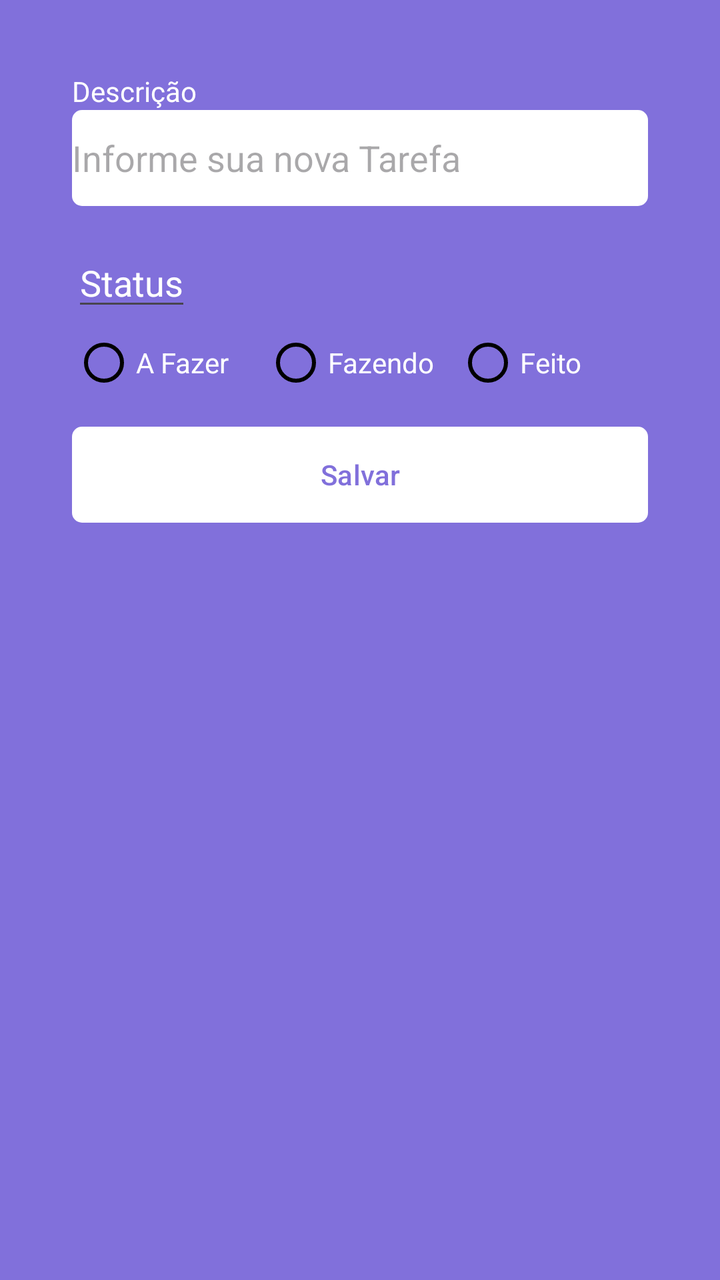
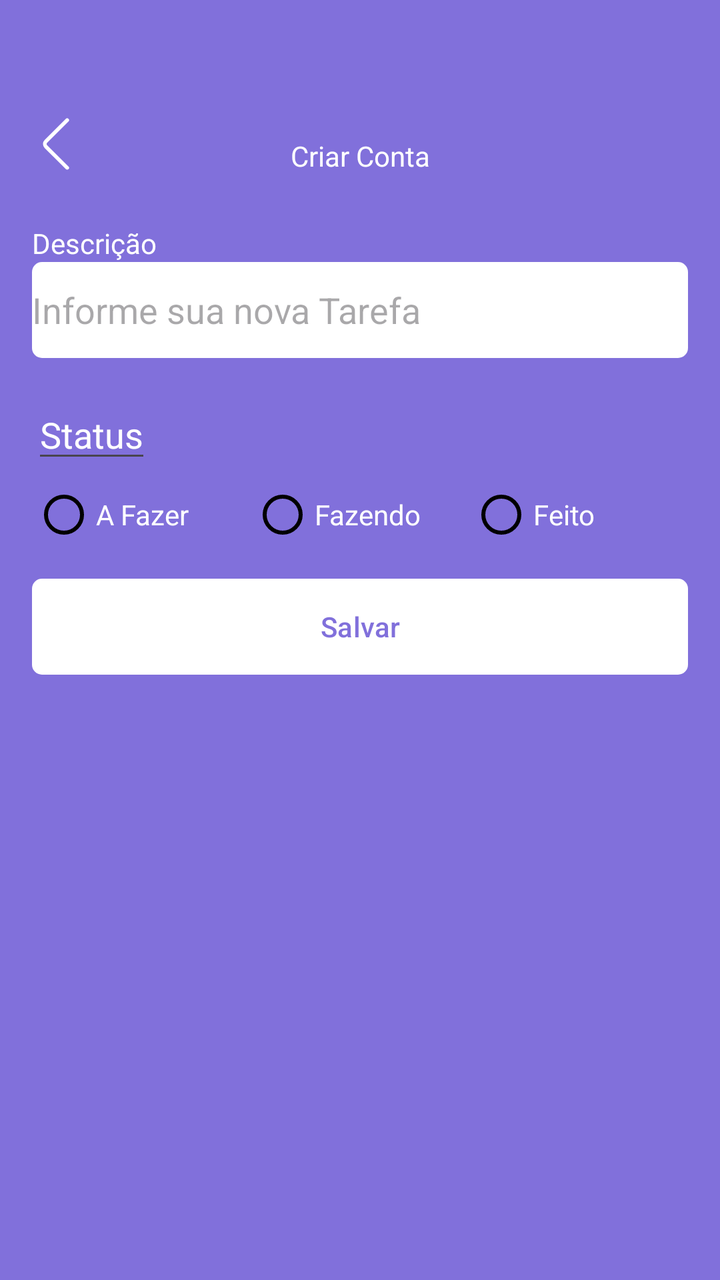

Compare the two renders of this Android layout. The source of the first and the diff that turns it into the second are given below.
<!-- AndroidManifest.xml: application theme Theme.Kanban -->
<!-- res/layout/fragment_form_task.xml -->
<?xml version="1.0" encoding="utf-8"?>
<ScrollView xmlns:android="http://schemas.android.com/apk/res/android"
    xmlns:tools="http://schemas.android.com/tools"
    android:layout_width="match_parent"
    android:layout_height="match_parent"
    xmlns:app="http://schemas.android.com/apk/res-auto"
    tools:context=".ui.FormTaskFragment"
    android:padding="20dp"
    android:fillViewport="true">
    
<androidx.constraintlayout.widget.ConstraintLayout
    android:layout_width="match_parent"
    android:layout_height="match_parent"
    android:padding="16dp">

    <TextView
        android:id="@+id/textView"
        android:layout_width="wrap_content"
        android:layout_height="wrap_content"
        android:text="Descrição"
        android:textColor="@color/white"
        app:layout_constraintStart_toStartOf="parent"
        app:layout_constraintTop_toTopOf="parent" />

    <EditText
        android:id="@+id/editTextDescricao"
        android:layout_width="match_parent"
        android:layout_height="48dp"
        android:background="@drawable/bg_edit_text"
        android:hint="Informe sua nova Tarefa"
        app:layout_constraintEnd_toEndOf="parent"
        app:layout_constraintStart_toStartOf="parent"
        app:layout_constraintTop_toBottomOf="@+id/textView"/>

    <EditText
        android:id="@+id/textViewStatus"
        android:layout_width="wrap_content"
        android:layout_height="wrap_content"
        android:layout_marginTop="16dp"
        android:text="Status"
        android:textColor="@color/white"
        app:layout_constraintStart_toStartOf="parent"
        app:layout_constraintTop_toBottomOf="@id/editTextDescricao"/>

    <RadioGroup
        android:id="@+id/radioGroup"
        android:layout_width="match_parent"
        android:layout_height="wrap_content"
        android:layout_marginTop="5dp"
        android:orientation="horizontal"
        app:layout_constraintEnd_toEndOf="parent"
        app:layout_constraintStart_toStartOf="parent"
        app:layout_constraintTop_toBottomOf="@id/textViewStatus">
            <RadioButton
                android:layout_width="88dp"
                android:layout_height="wrap_content"
                android:buttonTint="@color/black"
                android:id="@+id/rbTodo"
                android:text="A Fazer"
                android:checked="false"
                android:theme="@style/MyRadioButton"
                android:textColor="@color/white"
                android:layout_weight="1"
                />

            <RadioButton
                android:layout_width="88dp"
                android:layout_height="wrap_content"
                android:buttonTint="@color/black"
                android:id="@+id/rbDoing"
                android:text="Fazendo"
                android:checked="false"
                android:theme="@style/MyRadioButton"
                android:textColor="@color/white"
                android:layout_weight="1"/>

            <RadioButton
                android:layout_width="88dp"
                android:layout_height="wrap_content"
                android:buttonTint="@color/black"
                android:id="@+id/rbDone"
                android:text="Feito"
                android:checked="false"
                android:theme="@style/MyRadioButton"
                android:textColor="@color/white"
                android:layout_weight="1"/>
    </RadioGroup>

    <com.google.android.material.button.MaterialButton
        android:id="@+id/buttonSave"
        android:layout_width="match_parent"
        android:layout_height="wrap_content"
        android:layout_marginTop="16dp"
        android:background="@drawable/bg_btn"
        android:text="Salvar"
        android:textAllCaps="false"
        android:textColor="@color/color_default"
        app:backgroundTint="@null"
        app:layout_constraintEnd_toEndOf="parent"
        app:layout_constraintStart_toStartOf="parent"
        app:layout_constraintTop_toBottomOf="@id/radioGroup"/>

    <ProgressBar
        android:id="@+id/progressBar"
        android:layout_width="wrap_content"
        android:layout_height="wrap_content"
        android:layout_marginTop="8dp"
        android:layout_gravity="center"
        android:indeterminateTint="@color/white"
        android:visibility="invisible"
        tools:visibility="invisible"
        app:layout_constraintEnd_toEndOf="parent"
        app:layout_constraintStart_toStartOf="parent"
        app:layout_constraintTop_toBottomOf="@id/buttonSave"/>



</androidx.constraintlayout.widget.ConstraintLayout>

</ScrollView>
<!-- resources referenced by this layout -->
<resources>
  <color name="black">#FF000000</color>
  <color name="color_default">#8170DB</color>
  <color name="white">#FFFFFFFF</color>
  <!-- drawable bg_btn (drawable) -->
  <?xml version="1.0" encoding="utf-8"?>
  <shape xmlns:android="http://schemas.android.com/apk/res/android"
      android:shape="rectangle">
  
      <solid android:color="@color/white"/>
      <corners android:radius="5dp"/>
  
  </shape>
  <!-- drawable bg_edit_text (drawable) -->
  <?xml version="1.0" encoding="utf-8"?>
  <shape xmlns:android="http://schemas.android.com/apk/res/android"
      android:shape="rectangle">
  
      <solid android:color="@color/white"/>
      <corners android:radius="5dp"/>
  
  </shape>
  <style name="MyRadioButton" parent="Theme.AppCompat.Light">
          <item name="colorControlNormal">@color/black</item>
          <item name="colorControlActivated">@color/slight_white</item>
      </style>
  <style name="Theme.Kanban" parent="Base.Theme.Kanban" />
  <color name="slight_white">#E6E6E6</color>
  <style name="Base.Theme.Kanban" parent="Theme.Material3.DayNight.NoActionBar">
          
          
          <item name="colorPrimary">@color/color_default</item>
          <item name="colorPrimaryVariant">@color/color_default</item>
          <item name="android:windowBackground">@color/color_default</item>
      </style>
</resources>

<!-- the commit's change to res/layout/fragment_form_task.xml (unified diff, before → after) -->
@@ -5,10 +5,32 @@
     android:layout_height="match_parent"
     xmlns:app="http://schemas.android.com/apk/res-auto"
     tools:context=".ui.FormTaskFragment"
-    android:padding="20dp"
     android:fillViewport="true">
-    
-<androidx.constraintlayout.widget.ConstraintLayout
+
+    <LinearLayout
+        android:layout_width="match_parent"
+        android:layout_height="match_parent"
+        android:orientation="vertical">
+
+        <com.google.android.material.appbar.MaterialToolbar
+            android:id="@+id/toolbar"
+            android:layout_width="match_parent"
+            android:layout_height="wrap_content"
+            app:navigationIcon="@drawable/ic_back"
+            android:paddingTop="40dp">
+
+            <TextView
+                android:layout_width="wrap_content"
+                android:layout_height="wrap_content"
+                android:text="Criar Conta"
+                android:textColor="@color/white"
+                android:layout_gravity="center_horizontal"
+                android:paddingTop="20dp"/>
+
+        </com.google.android.material.appbar.MaterialToolbar>
+
+
+    <androidx.constraintlayout.widget.ConstraintLayout
     android:layout_width="match_parent"
     android:layout_height="match_parent"
     android:padding="16dp">
@@ -115,6 +137,6 @@
 
 
 
-</androidx.constraintlayout.widget.ConstraintLayout>
-
+        </androidx.constraintlayout.widget.ConstraintLayout>
+    </LinearLayout>
 </ScrollView>
<!-- resource entries referenced after the edit -->
@@ -21,6 +21,12 @@
       <corners android:radius="5dp"/>
   
   </shape>
+  <!-- drawable ic_back (drawable) -->
+  <vector xmlns:android="http://schemas.android.com/apk/res/android" android:height="30dp" android:viewportHeight="32" android:viewportWidth="32" android:width="30dp">
+        
+      <path android:fillColor="#FFFFFF" android:pathData="M22,29.73a1,1 0,0 1,-0.71 -0.29L9.93,18.12a3,3 0,0 1,0 -4.24L21.24,2.56A1,1 0,1 1,22.66 4L11.34,15.29a1,1 0,0 0,0 1.42L22.66,28a1,1 0,0 1,0 1.42A1,1 0,0 1,22 29.73Z"/>
+      
+  </vector>
   <style name="MyRadioButton" parent="Theme.AppCompat.Light">
           <item name="colorControlNormal">@color/black</item>
           <item name="colorControlActivated">@color/slight_white</item>
